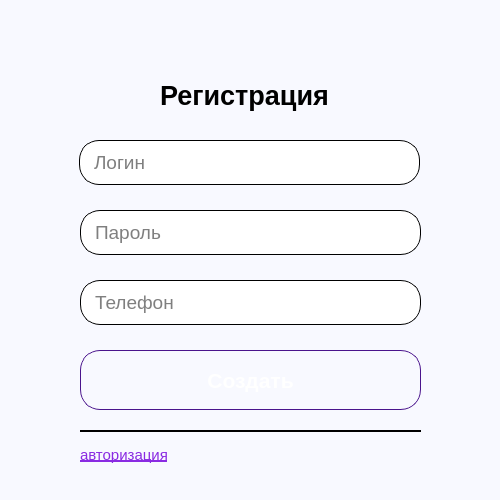
This is ClientSocialNetwork/RegWindow.ui in 1pavesh1/QtSocialNetwork as Qt 5 draws it before an edit. The edited form follows.
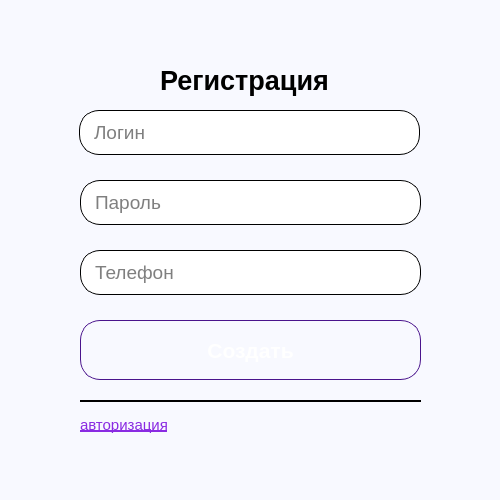
This is the edited form. Icons and pictures are not drawn.

Diff of the .ui file:
```diff
--- a/ClientSocialNetwork/RegWindow.ui
+++ b/ClientSocialNetwork/RegWindow.ui
@@ -36,7 +36,7 @@
    <property name="geometry">
     <rect>
      <x>80</x>
-     <y>430</y>
+     <y>400</y>
      <width>341</width>
      <height>2</height>
     </rect>
@@ -55,7 +55,7 @@
    <property name="geometry">
     <rect>
      <x>370</x>
-     <y>215</y>
+     <y>185</y>
      <width>35</width>
      <height>35</height>
     </rect>
@@ -90,7 +90,7 @@
    <property name="geometry">
     <rect>
      <x>80</x>
-     <y>440</y>
+     <y>410</y>
      <width>111</width>
      <height>29</height>
     </rect>
@@ -124,7 +124,7 @@
    <property name="geometry">
     <rect>
      <x>79</x>
-     <y>140</y>
+     <y>110</y>
      <width>341</width>
      <height>45</height>
     </rect>
@@ -159,7 +159,7 @@
    <property name="geometry">
     <rect>
      <x>80</x>
-     <y>350</y>
+     <y>320</y>
      <width>341</width>
      <height>60</height>
     </rect>
@@ -216,7 +216,7 @@
    <property name="geometry">
     <rect>
      <x>80</x>
-     <y>280</y>
+     <y>250</y>
      <width>341</width>
      <height>45</height>
     </rect>
@@ -251,7 +251,7 @@
    <property name="geometry">
     <rect>
      <x>80</x>
-     <y>210</y>
+     <y>180</y>
      <width>341</width>
      <height>45</height>
     </rect>
@@ -289,7 +289,7 @@
    <property name="geometry">
     <rect>
      <x>370</x>
-     <y>215</y>
+     <y>185</y>
      <width>35</width>
      <height>35</height>
     </rect>
@@ -324,9 +324,9 @@
    <property name="geometry">
     <rect>
      <x>160</x>
-     <y>70</y>
+     <y>60</y>
      <width>220</width>
-     <height>50</height>
+     <height>41</height>
     </rect>
    </property>
    <property name="font">
```
Left out of the diff: 9 changed lines with no effect on the pictures.
